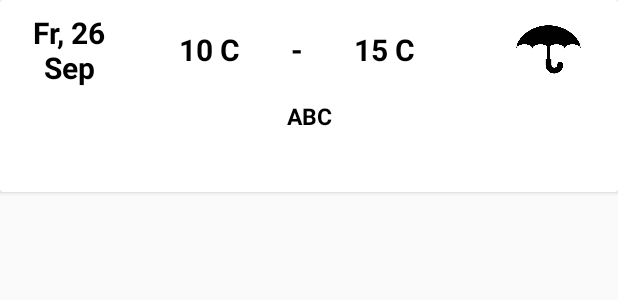
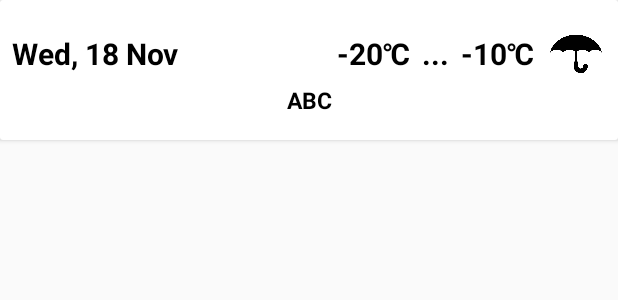
Before and after one commit to AndroidJavaKotlin/CurrentWeather, an Android app: the layout weather_forecast_list_item.xml on its own in the app's theme, with its tools: preview values and no code run, on a phone screen of 412 x 824 dp. Shown: the top 300 px of the screen. Run offline under Robolectric (Android 15) with nearby library versions, the phone set to English and light mode, and no system bars.

Commit message:
edited CardView to fit small screens

```diff
--- a/app/src/main/java/matsko/mykola/mycurrentweather/WeatherForecastFragment.java
+++ b/app/src/main/java/matsko/mykola/mycurrentweather/WeatherForecastFragment.java
@@ -53,8 +53,8 @@ public class WeatherForecastFragment extends Fragment {
         public void onBindViewHolder(WeatherForecastViewHolder holder, int position) {
             WeatherForecast item = WeatherData.getsInstance().mWeatherForecastList.get(position);
             holder.dateTextView.setText(new DateTime(item.date * 1000).toString("EEE, d MMM", Locale.US));
-            holder.apparentTemperatureMin.setText(String.valueOf(item.apparentTemperatureMin));
-            holder.apparentTemperatureMax.setText(String.valueOf(item.apparentTemperatureMax));
+            holder.apparentTemperatureMin.setText(String.valueOf(item.apparentTemperatureMin) + "\u2103");
+            holder.apparentTemperatureMax.setText(String.valueOf(item.apparentTemperatureMax) + "\u2103");
             holder.dailyWeatherIcon.setImageResource(WeatherData.getsInstance().getIconResourceID(item.dailyIcon));
             holder.dailySummaryText.setText(item.dailySummary);
         }
--- a/app/src/main/res/layout/weather_forecast_list_item.xml
+++ b/app/src/main/res/layout/weather_forecast_list_item.xml
@@ -1,5 +1,4 @@
-<?xml version="1.0" encoding="utf-8"?><!--<LinearLayout xmlns:android="http://schemas.android.com/apk/res/android"--><!--android:layout_width="match_parent"--><!--android:layout_height="match_parent">-->
-
+<?xml version="1.0" encoding="utf-8"?>
 <android.support.v7.widget.CardView xmlns:android="http://schemas.android.com/apk/res/android"
     xmlns:tools="http://schemas.android.com/tools"
     android:layout_width="match_parent"
@@ -9,73 +8,62 @@
         android:layout_width="match_parent"
         android:layout_height="wrap_content"
         android:background="#66FFFFFF"
-        android:layout_marginBottom="40dp"
-        android:orientation="vertical">
+        android:orientation="vertical"
+        android:paddingBottom="16dp"
+        android:paddingLeft="8dp"
+        android:paddingRight="8dp"
+        android:paddingTop="16dp">
 
         <LinearLayout
             android:layout_width="match_parent"
             android:layout_height="match_parent"
             android:gravity="center_vertical"
-            android:orientation="horizontal"
-            android:padding="8dp">
+            android:orientation="horizontal">
 
             <TextView
                 android:id="@+id/date"
                 android:layout_width="0dp"
                 android:layout_height="wrap_content"
                 android:layout_weight="1"
-                android:gravity="center"
                 android:textColor="#000000"
                 android:textSize="20sp"
                 android:textStyle="bold"
-                tools:text="Fr, 26 Sep" />
+                tools:text="Wed, 18 Nov" />
 
             <TextView
                 android:id="@+id/daily_min_temperature"
-                android:layout_width="0dp"
+                android:layout_width="wrap_content"
                 android:layout_height="wrap_content"
-                android:layout_weight="1"
-                android:gravity="right"
                 android:textColor="#000000"
                 android:textSize="20sp"
                 android:textStyle="bold"
-                tools:text="10 C" />
+                tools:text="-20℃" />
 
             <TextView
-                android:layout_width="0dp"
+                android:layout_width="wrap_content"
                 android:layout_height="wrap_content"
-                android:layout_weight="1"
-                android:gravity="center"
-                android:text="-"
+                android:layout_marginLeft="8dp"
+                android:layout_marginRight="8dp"
+                android:text="..."
                 android:textColor="#000000"
                 android:textSize="20sp"
                 android:textStyle="bold" />
 
             <TextView
                 android:id="@+id/daily_max_temperature"
-                android:layout_width="0dp"
+                android:layout_width="wrap_content"
                 android:layout_height="wrap_content"
-                android:layout_marginRight="16dp"
-                android:layout_weight="1"
-                android:gravity="left"
                 android:textColor="#000000"
                 android:textSize="20sp"
                 android:textStyle="bold"
-                tools:text="15 C" />
+                android:layout_marginRight="8dp"
+                tools:text="-10℃" />
 
-            <LinearLayout
-                android:layout_width="0dp"
-                android:layout_weight="1"
-                android:gravity="center"
-                android:layout_height="wrap_content">
-
-                <ImageView
-                    android:id="@+id/weather_icon"
-                    android:layout_width="50dp"
-                    android:layout_height="50dp"
-                    tools:src="@drawable/icon" />
-
-            </LinearLayout>
+            <ImageView
+                android:id="@+id/weather_icon"
+                android:layout_width="40dp"
+                android:layout_height="40dp"
+                tools:src="@drawable/icon" />
 
         </LinearLayout>
 
@@ -91,9 +79,6 @@
     </LinearLayout>
 
 
-
-
-
 </android.support.v7.widget.CardView>
 
     <!--</LinearLayout>-->
```
